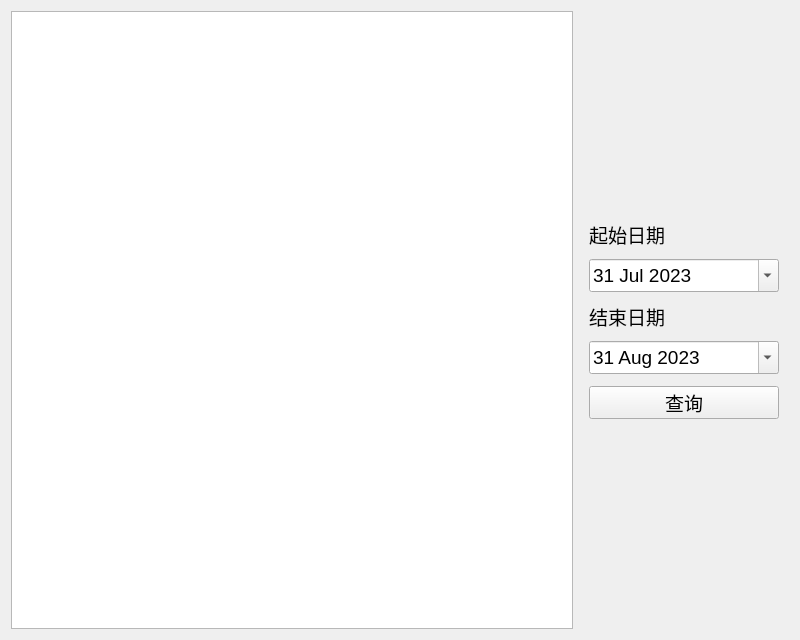
The window that client/chathistorywindow.ui (zx1316/linpop-lan-im) describes before a commit, drawn with Qt 5.
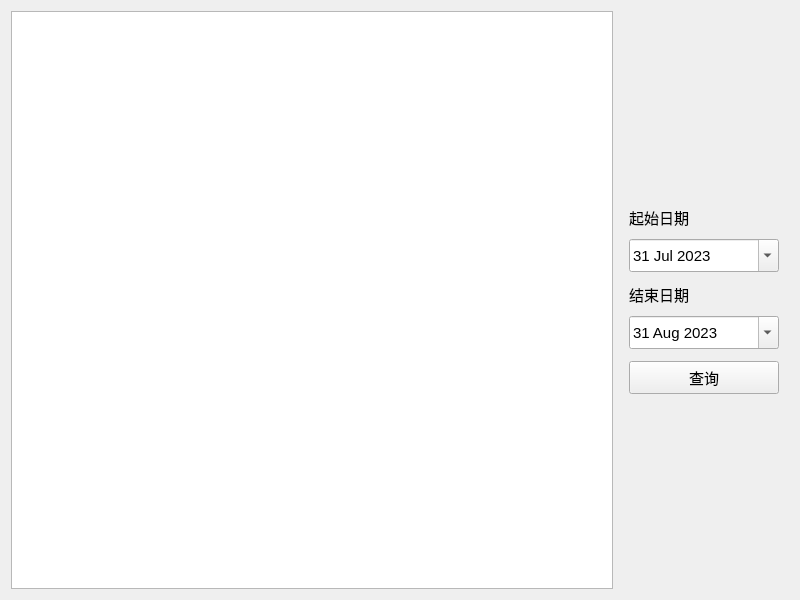
The same window after the commit.

```diff
--- a/client/chathistorywindow.ui
+++ b/client/chathistorywindow.ui
@@ -10,13 +10,13 @@
     <x>0</x>
     <y>0</y>
     <width>800</width>
-    <height>640</height>
+    <height>600</height>
    </rect>
   </property>
   <property name="minimumSize">
    <size>
     <width>800</width>
-    <height>640</height>
+    <height>600</height>
    </size>
   </property>
   <property name="maximumSize">
@@ -71,19 +71,19 @@
          </property>
          <property name="minimumSize">
           <size>
-           <width>190</width>
-           <height>25</height>
+           <width>150</width>
+           <height>20</height>
           </size>
          </property>
          <property name="maximumSize">
           <size>
-           <width>190</width>
-           <height>25</height>
+           <width>150</width>
+           <height>20</height>
           </size>
          </property>
          <property name="font">
           <font>
-           <pointsize>14</pointsize>
+           <pointsize>11</pointsize>
           </font>
          </property>
          <property name="text">
@@ -95,24 +95,24 @@
         <widget class="QDateEdit" name="startDate">
          <property name="minimumSize">
           <size>
-           <width>190</width>
+           <width>150</width>
            <height>33</height>
           </size>
          </property>
          <property name="maximumSize">
           <size>
-           <width>190</width>
+           <width>150</width>
            <height>33</height>
           </size>
          </property>
          <property name="font">
           <font>
-           <pointsize>14</pointsize>
+           <pointsize>11</pointsize>
           </font>
          </property>
          <property name="dateTime">
           <datetime>
-           <hour>16</hour>
+           <hour>8</hour>
            <minute>0</minute>
            <second>0</second>
            <year>2023</year>
@@ -135,19 +135,19 @@
          </property>
          <property name="minimumSize">
           <size>
-           <width>190</width>
-           <height>25</height>
+           <width>150</width>
+           <height>20</height>
           </size>
          </property>
          <property name="maximumSize">
           <size>
-           <width>190</width>
-           <height>25</height>
+           <width>150</width>
+           <height>20</height>
           </size>
          </property>
          <property name="font">
           <font>
-           <pointsize>14</pointsize>
+           <pointsize>11</pointsize>
           </font>
          </property>
          <property name="text">
@@ -159,24 +159,24 @@
         <widget class="QDateEdit" name="endDate">
          <property name="minimumSize">
           <size>
-           <width>190</width>
+           <width>150</width>
            <height>33</height>
           </size>
          </property>
          <property name="maximumSize">
           <size>
-           <width>190</width>
+           <width>150</width>
            <height>33</height>
           </size>
          </property>
          <property name="font">
           <font>
-           <pointsize>14</pointsize>
+           <pointsize>11</pointsize>
           </font>
          </property>
          <property name="dateTime">
           <datetime>
-           <hour>16</hour>
+           <hour>8</hour>
            <minute>0</minute>
            <second>0</second>
            <year>2023</year>
@@ -193,19 +193,19 @@
         <widget class="QPushButton" name="queryButton">
          <property name="minimumSize">
           <size>
-           <width>190</width>
+           <width>150</width>
            <height>33</height>
           </size>
          </property>
          <property name="maximumSize">
           <size>
-           <width>190</width>
+           <width>150</width>
            <height>33</height>
           </size>
          </property>
          <property name="font">
           <font>
-           <pointsize>14</pointsize>
+           <pointsize>11</pointsize>
           </font>
          </property>
          <property name="text">
```
